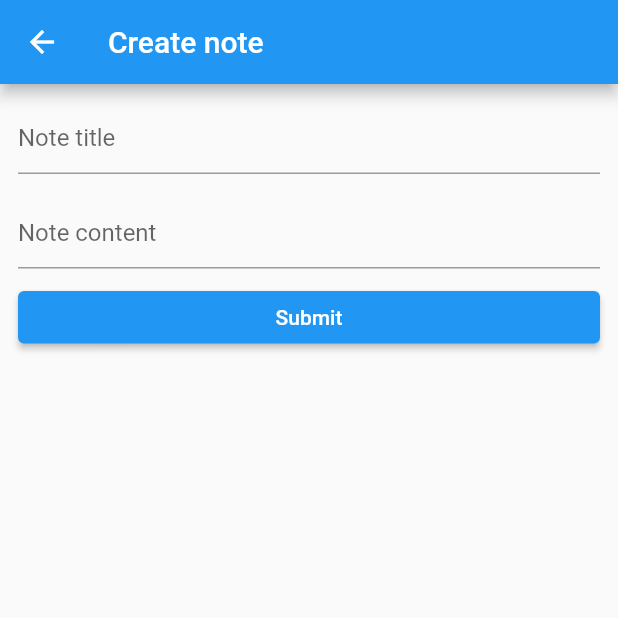
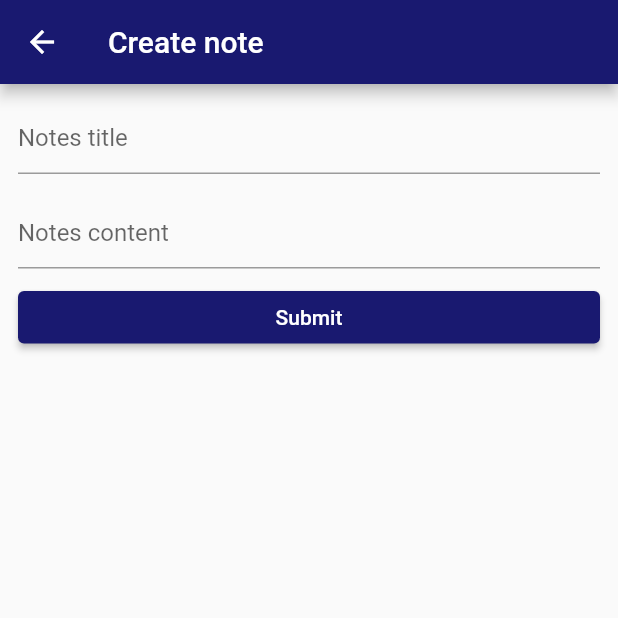
Before and after one commit to eduardozielke/flutter-consuming-rest-api, a Flutter app: the screen it shows after launch, after a tap on the "add" icon, on a phone screen of 412 x 824 dp, the top half of it. Run offline on Flutter 3.47's test engine with Material 2 defaults, Android fonts, the phone set to English and light mode, and no system bars; our stand-ins replace get_it; network calls fail.

Commit message:
added CRUD

```diff
--- a/app/lib/main.dart
+++ b/app/lib/main.dart
@@ -20,9 +20,12 @@ class MyApp extends StatelessWidget {
     return MaterialApp(
       title: 'Flutter Demo',
       theme: ThemeData(
-        primarySwatch: Colors.blue,
+        colorScheme: ColorScheme.fromSwatch().copyWith(
+          primary: const Color(0xFF191970),
+          secondary: const Color(0xFF191970),
+        ),
       ),
-      home: NoteList(),
+      home: const NoteList(),
     );
   }
 }
--- /dev/null
+++ b/app/lib/models/note_insert.dart
@@ -0,0 +1,22 @@
+class NoteManipulation {
+  String noteTitle;
+  String noteContent;
+
+  NoteManipulation({
+    required this.noteTitle,
+    required this.noteContent,
+  });
+
+  factory NoteManipulation.fromJson(Map<String, dynamic> json) =>
+      NoteManipulation(
+        noteTitle: json["noteTitle"],
+        noteContent: json["noteContent"],
+      );
+
+  Map<String, dynamic> toJson() {
+    return {
+      "noteTitle": noteTitle,
+      "noteContent": noteContent,
+    };
+  }
+}
--- /dev/null
+++ b/app/lib/models/notes.dart
@@ -0,0 +1,43 @@
+import 'dart:convert';
+
+List<Notes> noteFromJson(String str) =>
+    List<Notes>.from(json.decode(str).map((x) => Notes.fromJson(x)));
+
+// String noteToJson(List<Notes> data) => json.encode(List<dynamic>.from(data.map((x) => x.toJson())));
+
+class Notes {
+  String noteId;
+  String noteTitle;
+  DateTime? createDateTime;
+  DateTime? latestEditDateTime;
+
+  DateTime? get getDate {
+    if (latestEditDateTime != null) {
+      return latestEditDateTime;
+    }
+    return createDateTime;
+  }
+
+  Notes({
+    required this.noteId,
+    this.noteTitle = '',
+    this.createDateTime,
+    this.latestEditDateTime,
+  });
+
+  factory Notes.fromJson(Map<String, dynamic> json) => Notes(
+        noteId: json["noteID"],
+        noteTitle: json["noteTitle"],
+        createDateTime: DateTime.parse(json['createDateTime']),
+        latestEditDateTime: json['latestEditDateTime'] != null
+            ? DateTime.parse(json['latestEditDateTime'])
+            : null,
+      );
+
+  // Map<String, dynamic> toJson() => {
+  //     "noteID": noteId,
+  //     "noteTitle": noteTitle,
+  //     "createDateTime": createDateTime.toIso8601String(),
+  //     "latestEditDateTime": latestEditDateTime,
+  // };
+}
--- a/app/lib/pages/note_delete.dart
+++ b/app/lib/pages/note_delete.dart
@@ -1,3 +1,4 @@
+import 'package:flutter/cupertino.dart';
 import 'package:flutter/material.dart';
 
 class NoteDelete extends StatelessWidget {
@@ -5,7 +6,7 @@ class NoteDelete extends StatelessWidget {
 
   @override
   Widget build(BuildContext context) {
-    return AlertDialog(
+    return CupertinoAlertDialog(
       title: const Text('Warning'),
       content: const Text('Are you sure you want to delete this note?'),
       actions: <Widget>[
--- a/app/lib/pages/note_list.dart
+++ b/app/lib/pages/note_list.dart
@@ -1,5 +1,5 @@
 import 'package:app/models/api_response.dart';
-import 'package:app/models/note.dart';
+import 'package:app/models/notes.dart';
 import 'package:app/pages/note_delete.dart';
 import 'package:app/pages/note_modify.dart';
 import 'package:app/services/notes_service.dart';
@@ -16,10 +16,10 @@ class NoteList extends StatefulWidget {
 
 class _NoteListState extends State<NoteList> {
   NotesService get service => GetIt.instance<NotesService>();
-  late APIResponse<List<Note>> _apiResponse;
+  late APIResponse<List<Notes>> _apiResponse;
   bool _isLoading = false;
 
-  List<Note> notes = [];
+  List<Notes> notes = [];
 
   @override
   void initState() {
@@ -41,11 +41,9 @@ class _NoteListState extends State<NoteList> {
       appBar: AppBar(title: const Text('List of notes')),
       floatingActionButton: FloatingActionButton(
         onPressed: (() {
-          Navigator.of(context).push(
-            MaterialPageRoute(
-              builder: (_) => const NoteModify(),
-            ),
-          );
+          Navigator.of(context)
+              .push(MaterialPageRoute(builder: (_) => const NoteModify()))
+              .then((_) => _fetchNotes());
         }),
         child: const Icon(Icons.add),
       ),
@@ -63,7 +61,7 @@ class _NoteListState extends State<NoteList> {
             itemCount: _apiResponse.data!.length,
             itemBuilder: (__, index) {
               return Dismissible(
-                key: ValueKey(_apiResponse.data![index].noteID),
+                key: ValueKey(_apiResponse.data![index].noteId),
                 direction: DismissDirection.startToEnd,
                 background: Container(
                   color: Colors.red,
@@ -73,7 +71,9 @@ class _NoteListState extends State<NoteList> {
                     child: Icon(Icons.delete, color: Colors.white),
                   ),
                 ),
-                onDismissed: (direction) {},
+                onDismissed: (direction) {
+                  NotesService().deleteNote(_apiResponse.data![index].noteId);
+                },
                 confirmDismiss: (direction) async {
                   final result = await showDialog(
                     context: context,
@@ -88,11 +88,11 @@ class _NoteListState extends State<NoteList> {
                       'Last edited on ${formatDateAndTime(_apiResponse.data![index].getDate!)}',
                     ),
                     onTap: () {
-                      Navigator.of(context).push(
-                        MaterialPageRoute(
-                          builder: (_) => const NoteModify(noteID: '1'),
-                        ),
-                      );
+                      Navigator.of(context)
+                          .push(MaterialPageRoute(
+                              builder: (_) => NoteModify(
+                                  noteId: _apiResponse.data![index].noteId)))
+                          .then((_) => _fetchNotes());
                     },
                   ),
                 ),
--- a/app/lib/pages/note_modify.dart
+++ b/app/lib/pages/note_modify.dart
@@ -1,10 +1,55 @@
+import 'package:app/models/note.dart';
+import 'package:app/models/notes.dart';
+import 'package:app/models/note_insert.dart';
+import 'package:app/services/notes_service.dart';
+import 'package:flutter/cupertino.dart';
 import 'package:flutter/material.dart';
+import 'package:get_it/get_it.dart';
 
-class NoteModify extends StatelessWidget {
-  final String? noteID;
-  bool get isEditing => noteID != null;
+class NoteModify extends StatefulWidget {
+  final String? noteId;
+  const NoteModify({Key? key, this.noteId}) : super(key: key);
 
-  const NoteModify({Key? key, this.noteID}) : super(key: key);
+  @override
+  State<NoteModify> createState() => _NoteModifyState();
+}
+
+class _NoteModifyState extends State<NoteModify> {
+  bool get isEditing => widget.noteId != null;
+  bool isLoading = false;
+
+  NotesService get notesService => GetIt.I<NotesService>();
+
+  late String errorMessage;
+  late Note note;
+
+  TextEditingController titleController = TextEditingController();
+  TextEditingController contentController = TextEditingController();
+
+  @override
+  void initState() {
+    getNote();
+    super.initState();
+  }
+
+  void getNote() async {
+    if (!isEditing) return;
+
+    setState(() => isLoading = true);
+    var response = await NotesService().getNote(widget.noteId);
+
+    if (response.error) {
+      errorMessage = response.errorMessage;
+      setState(() => isLoading = false);
+      return;
+    }
+
+    note = response.data!;
+    titleController.text = note.noteTitle;
+    contentController.text = note.noteContent;
+
+    setState(() => isLoading = false);
+  }
 
   @override
   Widget build(BuildContext context) {
@@ -14,33 +59,97 @@ class NoteModify extends StatelessWidget {
       ),
       body: Padding(
         padding: const EdgeInsets.all(12),
-        child: Column(
+        child: Visibility(
+          visible: isLoading,
+          replacement: Column(
             children: <Widget>[
-            const TextField(
-              decoration: InputDecoration(hintText: 'Note title'),
+              TextField(
+                controller: titleController,
+                decoration: const InputDecoration(hintText: 'Notes title'),
               ),
               const SizedBox(height: 15),
-            const TextField(
-              decoration: InputDecoration(hintText: 'Note content'),
+              TextField(
+                controller: contentController,
+                decoration: const InputDecoration(hintText: 'Notes content'),
               ),
               const SizedBox(height: 15),
               SizedBox(
                 width: double.infinity,
                 height: 35,
                 child: ElevatedButton(
+                  onPressed: () async {
+                    setState(() => isLoading = true);
+
+                    NoteManipulation note = NoteManipulation(
+                      noteTitle: titleController.text,
+                      noteContent: contentController.text,
+                    );
+
+                    if (isEditing) {
+                      final result =
+                          await NotesService().updateNote(note, widget.noteId!);
+                      final text = result.error
+                          ? result.errorMessage
+                          : 'Your note was updated';
+
+                      setState(() => isLoading = false);
+
+                      await showDialog(
+                        context: context,
+                        builder: (_) => CupertinoAlertDialog(
+                          title: const Text('Done'),
+                          content: Text(text),
+                          actions: <Widget>[
+                            TextButton(
+                              child: const Text('Ok'),
                               onPressed: () {
-                  if (isEditing) {
-                    //Edit note api
+                                Navigator.of(context).pop();
+                              },
+                            ),
+                          ],
+                        ),
+                      ).then((data) {
+                        if (!result.error) {
+                          Navigator.of(context).pop();
+                        }
+                      });
                     } else {
-                    //Create note api
+                      final result = await NotesService().createNote(note);
+                      final text = result.error
+                          ? result.errorMessage
+                          : 'Your note was createad';
+
+                      setState(() => isLoading = false);
+
+                      await showDialog(
+                        context: context,
+                        builder: (_) => CupertinoAlertDialog(
+                          title: const Text('Done'),
+                          content: Text(text),
+                          actions: <Widget>[
+                            TextButton(
+                              child: const Text('Ok'),
+                              onPressed: () {
+                                Navigator.of(context).pop();
+                              },
+                            ),
+                          ],
+                        ),
+                      ).then((data) {
+                        if (!result.error) {
+                          Navigator.of(context).pop();
                         }
-                  Navigator.of(context).pop();
+                      });
+                    }
+                    // Navigator.of(context).pop();
                   },
                   child: const Text('Submit'),
                 ),
               )
             ],
           ),
+          child: const Center(child: CircularProgressIndicator()),
+        ),
       ),
     );
   }
--- /dev/null
+++ b/app/lib/services/base_api.dart
@@ -0,0 +1,89 @@
+import 'dart:convert';
+
+import 'package:app/models/api_response.dart';
+import 'package:http/http.dart' as http;
+
+const String baseUrl = 'https://tq-notes-api-jkrgrdggbq-el.a.run.app';
+const headers = {
+  'apiKey': 'ed30b444-87b9-4f30-8a47-abcf9fd066e8',
+  'Content-Type': 'application/json'
+};
+
+class BaseApi {
+  Future<APIResponse> get(String api) async {
+    Uri url = Uri.parse(baseUrl + api);
+    var response = await http.get(
+      url,
+      headers: headers,
+    );
+
+    if (response.statusCode == 200) {
+      return APIResponse(
+        data: response.body,
+      );
+    }
+    return APIResponse(
+      error: true,
+      errorMessage: 'An error ocurred',
+    );
+  }
+
+  Future<APIResponse> post(String api, payload) async {
+    Uri url = Uri.parse(baseUrl + api);
+    var jsonPayload = json.encode(payload);
+    var response = await http.post(
+      url,
+      headers: headers,
+      body: jsonPayload,
+    );
+
+    if (response.statusCode < 300) {
+      return APIResponse(
+        data: response.body,
+      );
+    }
+
+    return APIResponse(
+      error: true,
+      errorMessage: 'An error ocurred',
+    );
+  }
+
+  Future<APIResponse> put(String api, payload) async {
+    Uri url = Uri.parse(baseUrl + api);
+    var jsonPayload = json.encode(payload);
+    var response = await http.put(
+      url,
+      headers: headers,
+      body: jsonPayload,
+    );
+
+    if (response.statusCode < 300) {
+      return APIResponse(
+        error: false,
+        errorMessage: 'Successfully updated',
+      );
+    }
+    return APIResponse(
+      error: true,
+      errorMessage: 'An error ocurred',
+    );
+  }
+
+  Future<dynamic> delete(String api) async {
+    Uri url = Uri.parse(baseUrl + api);
+    var response = await http.delete(
+      url,
+      headers: headers,
+    );
+
+    if (response.statusCode < 300) {
+      return APIResponse(data: response.body);
+    }
+
+    return APIResponse(
+      error: true,
+      errorMessage: 'An error ocurred',
+    );
+  }
+}
--- a/app/lib/services/notes_service.dart
+++ b/app/lib/services/notes_service.dart
@@ -2,42 +2,86 @@ import 'dart:convert';
 
 import 'package:app/models/api_response.dart';
 import 'package:app/models/note.dart';
+import 'package:app/models/notes.dart';
+import 'package:app/models/note_insert.dart';
+import 'package:app/services/base_api.dart';
 import 'package:http/http.dart' as http;
 
 class NotesService {
   static const api = 'https://tq-notes-api-jkrgrdggbq-el.a.run.app';
   static const headers = {'apiKey': 'ed30b444-87b9-4f30-8a47-abcf9fd066e8'};
 
-  Future<APIResponse<List<Note>>> getNotesList() async {
-    return http.get(Uri.parse('$api/notes'), headers: headers).then((data) {
-      if (data.statusCode == 200) {
-        final jsonNotes = json.decode(data.body);
-        final notes = <Note>[];
+  Future<APIResponse<List<Notes>>> getNotesList() async {
+    APIResponse response = await BaseApi().get('/notes');
 
-        for (var jsonNote in jsonNotes) {
-          final note = Note(
-            noteID: jsonNote['noteID'],
-            noteTitle: jsonNote['noteTitle'],
-            createDateTime: DateTime.parse(jsonNote['createDateTime']),
-            latestEditDateTime: jsonNote['latestEditDateTime'] != null
-                ? DateTime.parse(jsonNote['latestEditDateTime'])
-                : null,
-          );
-          notes.add(note);
-        }
-        return APIResponse<List<Note>>(
+    if (!response.error) {
+      final notes = noteFromJson(response.data);
+      return APIResponse<List<Notes>>(
         data: notes,
       );
     }
-      return APIResponse<List<Note>>(
+    return APIResponse<List<Notes>>(
       error: true,
       errorMessage: 'An error ocurred',
     );
-    }).catchError(
-      (_) => APIResponse<List<Note>>(
+  }
+
+  Future<APIResponse<Note>> getNote(noteId) async {
+    APIResponse response = await BaseApi().get('/notes/$noteId');
+
+    if (!response.error) {
+      final parsedNote = Note.fromJson(json.decode(response.data));
+      return APIResponse(data: parsedNote);
+    }
+    return APIResponse<Note>(
       error: true,
       errorMessage: 'An error ocurred',
-      ),
+    );
+  }
+
+  Future<APIResponse<Notes>> createNote(NoteManipulation note) async {
+    APIResponse response = await BaseApi().post('/notes', note.toJson());
+
+    if (!response.error) {
+      final parsedNote = Notes.fromJson(json.decode(response.data));
+      return APIResponse(data: parsedNote);
+    }
+
+    return APIResponse<Notes>(
+      error: true,
+      errorMessage: 'An error ocurred',
+    );
+  }
+
+  Future<APIResponse> updateNote(
+    NoteManipulation note,
+    String noteId,
+  ) async {
+    APIResponse response = await BaseApi().put(
+      '/notes/$noteId',
+      note.toJson(),
+    );
+
+    if (!response.error) {
+      return response;
+    }
+
+    return APIResponse<Notes>(
+      error: true,
+      errorMessage: 'An error ocurred',
+    );
+  }
+
+  Future<APIResponse> deleteNote(String noteId) async {
+    APIResponse response = await BaseApi().delete('/notes/$noteId');
+
+    if (!response.error) {
+      return response;
+    }
+
+    return APIResponse<Notes>(
+      error: true,
+      errorMessage: 'An error ocurred',
     );
   }
 }
```
Also changed, not shown: app/lib/models/note.dart (+14 -7 lines). Lines whose indentation alone changed are shown as unchanged.
